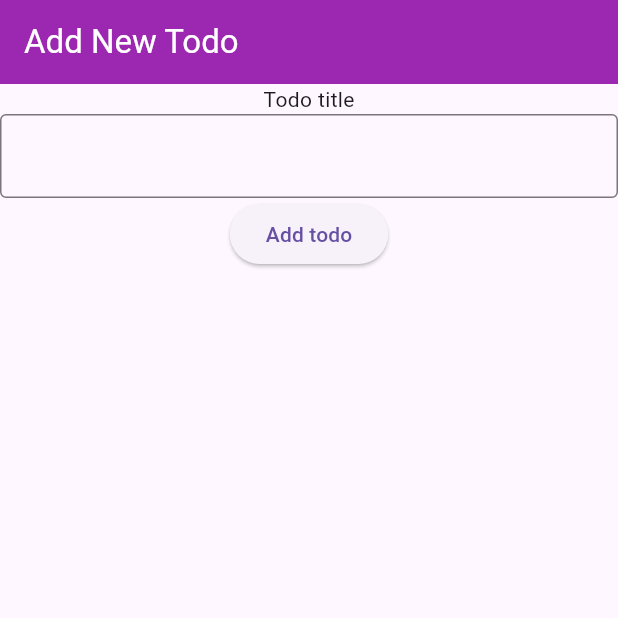
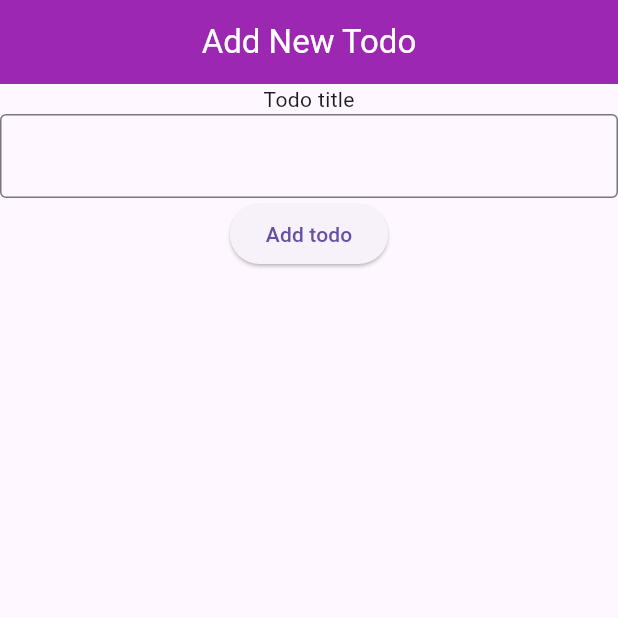
Before and after one commit to nxhung2304/todo_app_riverpod, a Flutter app: the NewTodoPage screen opened by its route, after a tap on "Add todo", on a phone screen of 412 x 824 dp, the top half of it. Run offline on Flutter 3.47's test engine with Material 3 defaults, Android fonts, the phone set to English and light mode, and no system bars; our stand-ins replace dio, flutter_hooks, freezed_annotation, go_router, hooks_riverpod, riverpod_annotation; generated files the repository leaves out were written again.

Commit message:
basic add todo title

```diff
--- a/lib/features/todo/presentation/pages/new_todo_page.dart
+++ b/lib/features/todo/presentation/pages/new_todo_page.dart
@@ -1,10 +1,13 @@
 import 'package:flutter/material.dart';
 import 'package:flutter_hooks/flutter_hooks.dart';
+import 'package:go_router/go_router.dart';
 import 'package:hooks_riverpod/hooks_riverpod.dart';
+import 'package:learn_riverpod/app/router/app_routes.dart';
+import 'package:learn_riverpod/features/todo/presentation/providers/todo_list.dart';
 import 'package:learn_riverpod/features/todo/presentation/widgets/base_text_field.dart';
 
 class NewTodoPage extends HookConsumerWidget {
-  NewTodoPage({super.key});
+  const NewTodoPage({super.key});
 
   @override
   Widget build(BuildContext context, WidgetRef ref) {
@@ -12,13 +15,15 @@ class NewTodoPage extends HookConsumerWidget {
 
     return Scaffold(
       appBar: AppBar(
-        title: Text("Add New Todo", style: TextStyle(color: Colors.white)),
+        title: Center(
+          child: Text("Add New Todo", style: TextStyle(color: Colors.white)),
+        ),
         backgroundColor: Colors.purple,
       ),
       body: Column(
         children: [
           _buildTodoTitle(todoTitleController),
-          _buildSubmitTodo(todoTitleController, ref),
+          _buildSubmitTodo(context, todoTitleController, ref),
         ],
       ),
     );
@@ -35,9 +40,23 @@ class NewTodoPage extends HookConsumerWidget {
   }
 
   Widget _buildSubmitTodo(
+    BuildContext context,
     TextEditingController todoTitleController,
     WidgetRef ref,
   ) {
-    return ElevatedButton(onPressed: () {}, child: Text("Add todo"));
+    return ElevatedButton(
+      onPressed: () {
+        final todoTitle = todoTitleController.text.trim();
+        if (todoTitle.isEmpty) {
+          print("Title is empty");
+          return;
+        }
+
+        ref.read(todoListProvider.notifier).addTodo(title: todoTitle);
+        print("Added new todo");
+        context.go(AppRoutes.root);
+      },
+      child: Text("Add todo"),
+    );
   }
 }
```
Also changed, not shown: lib/features/todo/presentation/providers/todo_list.dart (added, +20 -0 lines), lib/features/todo/presentation/providers/todo_list.g.dart (added).
